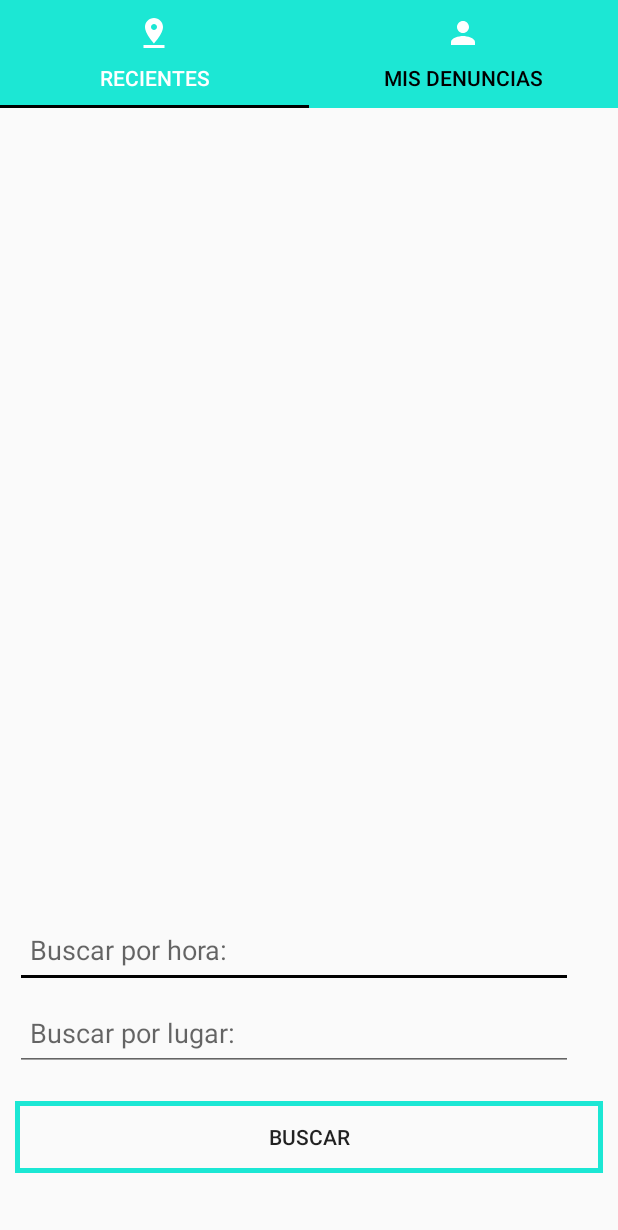
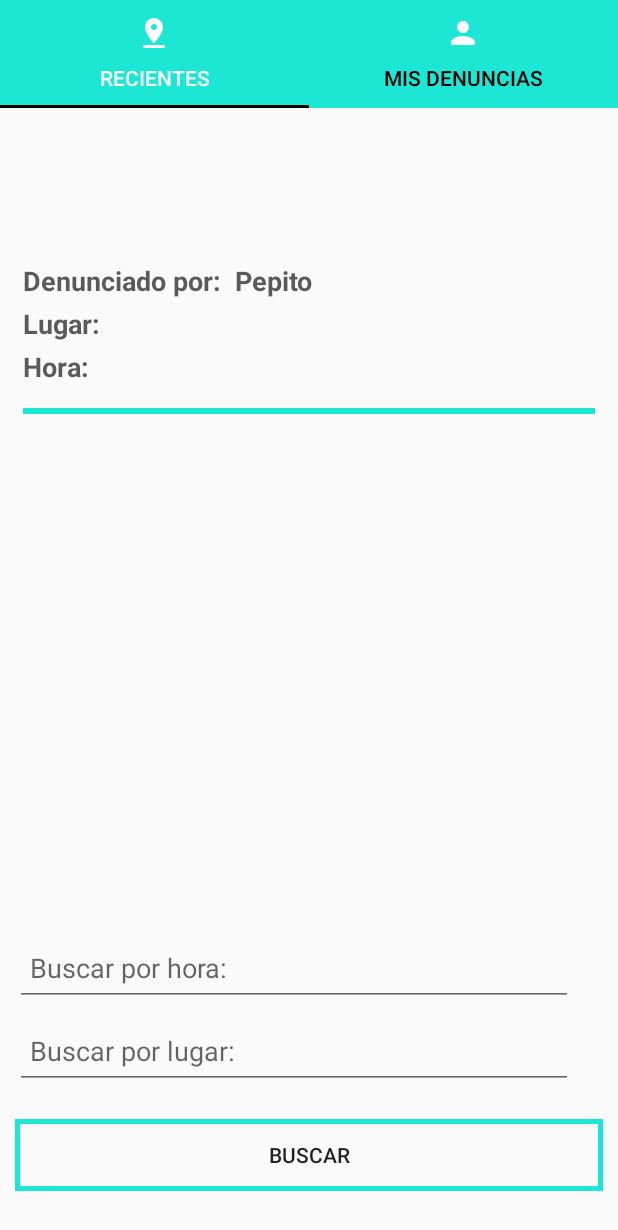
Before and after one commit to BiciSegura/BiciSegura, an Android app: the denuncias_recientes screen opened directly, with no data from a screen before it, on a phone screen of 412 x 824 dp. Shown: the top 1230 px of the screen. Run offline under Robolectric (Android 15) with nearby library versions, the phone set to English and light mode, and no system bars.

Commit message:
Hay un error al intentar registrar mas de un usuario o realizar mas de un reporte

```diff
--- a/app/build.gradle
+++ b/app/build.gradle
@@ -32,6 +32,8 @@ dependencies {
     implementation 'com.google.android.gms:play-services-auth:18.1.0'
     implementation 'com.google.code.gson:gson:2.8.5'
 
+
+
     androidTestImplementation 'androidx.test.ext:junit:1.1.1'
     androidTestImplementation 'androidx.test.espresso:espresso-core:3.2.0'
 
--- a/app/src/main/java/com/pack/bicisegura/CustomAdapter_Denuncias.java
+++ b/app/src/main/java/com/pack/bicisegura/CustomAdapter_Denuncias.java
@@ -10,18 +10,20 @@ import android.widget.TextView;
 import androidx.annotation.NonNull;
 import androidx.annotation.Nullable;
 
+import com.google.gson.internal.LinkedTreeMap;
+
 import java.util.List;
 
 
-public class CustomAdapter_Denuncias{ //extends ArrayAdapter<Objeto_denuncia>{
+public class CustomAdapter_Denuncias extends ArrayAdapter<Denuncia>{
 
-    /* // Esta clase se necesita para la impresión de las denuncias, sin embargo necesita la clase Estructuras_Lista para implementarse
-    private Estructuras_Lista lista;
+    // Esta clase se necesita para la impresión de las denuncias, sin embargo necesita la clase Estructuras_Lista para implementarse
+    private List<Denuncia> lista;
     private Context mContext;
     private int resourceLayout;
 
-    public CustomAdapter_Denuncias(@NonNull Context context, int resource, Estructuras_Lista<Objeto_denuncia> objects) {
-        super(context, resource, (List<Objeto_denuncia>) objects); //Esto no se utiliza, por lo tanto para ahorrar tiempo usamos funciones nativas
+    public CustomAdapter_Denuncias(@NonNull Context context, int resource, List<Denuncia> objects) {
+        super(context, resource, (List<Denuncia>) objects); //Esto no se utiliza, por lo tanto para ahorrar tiempo usamos funciones nativas
         this.lista = objects;
         this.mContext = context;
         this.resourceLayout = resource;
@@ -34,7 +36,9 @@ public class CustomAdapter_Denuncias{ //extends ArrayAdapter<Objeto_denuncia>{
         if (view == null)
             view = LayoutInflater.from(mContext).inflate(resourceLayout, null);
 
-        Objeto_denuncia denuncia = lista.getPosicion(position); Ajustar nombre del método al que sea establecido eventualmente.
+        Denuncia denuncia = lista.get(position); //Ajustar nombre del método al que sea establecido eventualmente.
+
+
 
         TextView textoUsuario = view.findViewById((R.id.usuario));
         String usuario = "Denunciado por:  " + denuncia.getUsuario();
@@ -51,5 +55,5 @@ public class CustomAdapter_Denuncias{ //extends ArrayAdapter<Objeto_denuncia>{
 
         return view;
 
-    }*/
+    }
 }
--- a/app/src/main/java/com/pack/bicisegura/LinkedList.java
+++ b/app/src/main/java/com/pack/bicisegura/LinkedList.java
@@ -5,12 +5,13 @@ public class LinkedList <E> {
     Node<E> head;
     Node<E> tail;
     int length;
+
+
     public LinkedList(){
         this.length = 0;
         this.head = null;
         this.tail = null;
     }
-
 
 
     public E getValue(Integer index){
@@ -37,7 +38,7 @@ public class LinkedList <E> {
 
 
     public E getFirst() {
-        if (!this.isEmpty()){
+        if (this.length != 0){
             return this.head.value;
 
         } else {
@@ -56,23 +57,36 @@ public class LinkedList <E> {
 
 
     public void deleteFirst() {
-        if (this.length != 0){
+        if (this.length >1){
             this.head.next.prev = null;
             this.head = this.head.next;
 
             this.length--;
-        } else {
+        }
+        else if(this.length == 1){
+            this.head = null;
+            this.tail = null;
+            this.length = 0;
+
+        }
+        else {
             System.out.println("No puedo eliminar en una lista vacia");
         }
     }
 
 
     public void deleteLast() {
-        if (this.length != 0){
+        if (this.length > 1){
             this.tail.prev.next = null;
             this.tail = this.tail.prev;
             this.length--;
-        } else {
+        }
+        else if(this.length == 1){
+            this.head = null;
+            this.tail = null;
+            this.length = 0;
+        }
+        else {
             System.out.println("No puedo eliminar en una lista vacia");
         }
     }
@@ -80,7 +94,7 @@ public class LinkedList <E> {
 
 
     public void insertFirst(E element) {
-        if(!this.isEmpty()){
+        if(this.length != 0){
             this.length++;
             Node<E> newFirst = new Node<E>(element);
             newFirst.next = this.head;
@@ -341,5 +355,12 @@ public class LinkedList <E> {
         }
     }
 
+    public E pop (){
+        E T = (E) this.getFirst();
+        this.deleteFirst();
+        return T;
+
+    }
+
 
 }
--- a/app/src/main/java/com/pack/bicisegura/denuncias_recientes.java
+++ b/app/src/main/java/com/pack/bicisegura/denuncias_recientes.java
@@ -1,6 +1,8 @@
 package com.pack.bicisegura;
 
+import android.content.Context;
 import android.content.Intent;
+import android.content.SharedPreferences;
 import android.os.Bundle;
 import android.view.LayoutInflater;
 import android.view.View;
@@ -15,37 +17,46 @@ import android.widget.Toast;
 import androidx.annotation.Nullable;
 import androidx.fragment.app.Fragment;
 
+import com.google.gson.Gson;
+import com.google.gson.reflect.TypeToken;
+
+import java.lang.reflect.Type;
 import java.util.ArrayList;
 import java.util.List;
 
-public class denuncias_recientes extends Fragment {
+public class denuncias_recientes extends Fragment{
 
     private ListView mListView;
+    LinkedList<Denuncia> ListaDenuncias;
 
     @Override
     public void onActivityCreated(@Nullable Bundle savedInstanceState) {
         super.onActivityCreated(savedInstanceState);
 
-        /* // Esto imprime las denuncias al recorrer la pila que las contendrá
+        loadData();
 
         mListView = getView().findViewById(R.id.listView);
         ListAdapter mAdapter;
-        List<Objeto_denuncia> mLista = new ArrayList<>();
+        List<Denuncia> mLista = new ArrayList<>();
 
-        while(pila.getLast() != null){
+        if(ListaDenuncias != null){
+            while(ListaDenuncias.getFirst() != null){
 
-            Objeto_denuncia den = pila.pop();
+                Denuncia den = ListaDenuncias.pop();
 
-            String hora = den.getHora();
-            String lugar = den.getLugar();
-            String usuario = den.getUsuario();
+                String hora = den.getHora();
+                String lugar = den.getLugar();
+                String usuario = den.getUsuario();
 
-            mLista.add(new Objeto_denuncia(hora,lugar,usuario));
-            mAdapter = new CustomAdapter_Denuncias(requireActivity().getApplicationContext(), R.layout.elemento_listas_denuncia,mLista);
-            mListView.setAdapter(mAdapter);
+                mLista.add(new Denuncia(hora,lugar,usuario));
+                mAdapter = new CustomAdapter_Denuncias(requireActivity().getApplicationContext(), R.layout.elemento_listas_denuncia,mLista);
+                mListView.setAdapter(mAdapter);
 
+            }
         }
-        */
+
+
+
 
         Button buscar = getView().findViewById(R.id.buscar);
 
@@ -63,10 +74,27 @@ public class denuncias_recientes extends Fragment {
     }
 
 
+
+
     @Override
     public View onCreateView(LayoutInflater inflater, ViewGroup container,
                              Bundle savedInstanceState) {
         // Inflate the layout for this fragment
         return inflater.inflate(R.layout.fragment_denuncias_recientes, container, false);
     }
+
+    private void loadData(){
+        SharedPreferences sharedPreferences = this.getActivity().getSharedPreferences("shared preferences", Context.MODE_PRIVATE);
+        Gson gson = new Gson();
+        String json = sharedPreferences.getString("denuncia list", null);
+        Type type = new TypeToken<LinkedList<Denuncia>>() {}.getType();
+        ListaDenuncias =  gson.fromJson(json, type);
+
+        if (ListaDenuncias == null){
+            ListaDenuncias = new LinkedList<>();
+        }
+
+    }
+
+
 }
--- a/app/src/main/java/com/pack/bicisegura/registrousuario.java
+++ b/app/src/main/java/com/pack/bicisegura/registrousuario.java
@@ -74,16 +74,18 @@ public class registrousuario extends AppCompatActivity {
     private void saveData(){
         SharedPreferences sharedPreferences = getSharedPreferences("shared preferences", MODE_PRIVATE);
         SharedPreferences.Editor editor = sharedPreferences.edit();
+
+        editor.remove("usuario list").commit();
         Gson gson = new Gson();
         String json = gson.toJson(listausuarios);
-        editor.putString("task list", json);
+        editor.putString("usuario list", json);
         editor.apply();
     }
 
     private void loadData(){
         SharedPreferences sharedPreferences = getSharedPreferences("shared preferences", MODE_PRIVATE);
         Gson gson = new Gson();
-        String json = sharedPreferences.getString("task list", null);
+        String json = sharedPreferences.getString("usuario list", null);
         Type type = new TypeToken<LinkedList<Usuario>>() {}.getType();
         listausuarios = gson.fromJson(json, type);
 
--- a/app/src/main/res/layout/activity_main.xml
+++ b/app/src/main/res/layout/activity_main.xml
@@ -41,7 +41,7 @@
             android:layout_width="match_parent"
             android:layout_height="wrap_content"
             android:layout_marginTop="0dp"
-            android:layout_marginBottom="40dp"
+            android:layout_marginBottom="50dp"
             android:orientation="vertical"
             android:layout_weight="1"
             android:gravity="bottom"
--- a/app/src/main/res/layout/elemento_listas_denuncia.xml
+++ b/app/src/main/res/layout/elemento_listas_denuncia.xml
@@ -29,7 +29,7 @@
             android:layout_width="0dp"
             android:layout_height="wrap_content"
             android:layout_marginEnd="8dp"
-            android:layout_marginTop="20dp"
+            android:layout_marginTop="0dp"
             android:layout_marginLeft="15dp"
             android:layout_weight="1"
             android:text="Usuario:"
--- a/app/src/main/res/layout/fragment_denuncias_recientes.xml
+++ b/app/src/main/res/layout/fragment_denuncias_recientes.xml
@@ -11,20 +11,35 @@
     <LinearLayout
         android:layout_width="match_parent"
         android:layout_height="wrap_content"
-        android:layout_marginTop="10dp"
+        android:layout_marginTop="0dp"
         android:layout_marginBottom="0dp"
         android:orientation="vertical"
         android:gravity="bottom">
 
 
-
+        <LinearLayout
+            android:layout_width="match_parent"
+            android:layout_height="match_parent"
+            android:layout_marginTop="0dp"
+            android:layout_marginBottom="10dp"
+            android:orientation="vertical"
+            android:gravity="bottom">
+            <ListView
+                android:id="@+id/listView"
+                android:layout_width="match_parent"
+                android:layout_height="440dp"
+                android:layout_marginBottom="10dp"
+                android:divider="@android:color/transparent"
+                android:dividerHeight="10.0sp"
+                android:padding="0dp"
+                android:clipToPadding="false"/>
 
             <LinearLayout
                 android:layout_width="match_parent"
                 android:layout_height="wrap_content"
-            android:layout_marginBottom="0dp"
-            android:orientation="vertical"
-            android:gravity="bottom">
+                android:layout_marginBottom="20dp"
+                android:gravity="bottom"
+                android:orientation="vertical">
 
 
                 <EditText
@@ -65,21 +80,6 @@
                     android:text="Buscar" />
 
             </LinearLayout>
-        <LinearLayout
-            android:layout_width="match_parent"
-            android:layout_height="match_parent"
-            android:layout_marginTop="10dp"
-            android:layout_marginBottom="0dp"
-            android:orientation="vertical"
-            android:gravity="bottom">
-            <ListView
-                android:id="@+id/listView"
-                android:layout_width="match_parent"
-                android:layout_height="wrap_content"
-                android:divider="@android:color/transparent"
-                android:dividerHeight="10.0sp"
-                android:padding="16dip"
-                android:clipToPadding="false"/>
         </LinearLayout>
 
 
--- a/app/src/main/res/layout/registro.xml
+++ b/app/src/main/res/layout/registro.xml
@@ -9,7 +9,7 @@
 
     <LinearLayout
         android:layout_width="match_parent"
-        android:layout_height="627dp"
+        android:layout_height="match_parent"
         android:layout_marginTop="30dp"
         android:layout_marginBottom="10dp"
         android:orientation="vertical">
```
Also changed, not shown: app/src/main/java/com/pack/bicisegura/Estructuras_Pila.java (+3 -13 lines), app/src/main/java/com/pack/bicisegura/MainActivity.java (+4 -5 lines), app/src/main/java/com/pack/bicisegura/denunciar.java (+47 -1 lines). Lines whose indentation alone changed are shown as unchanged.
